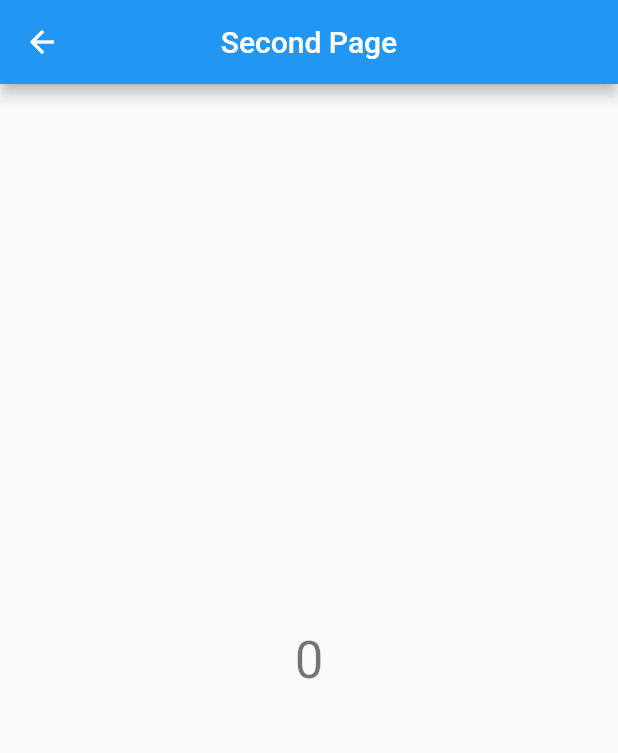
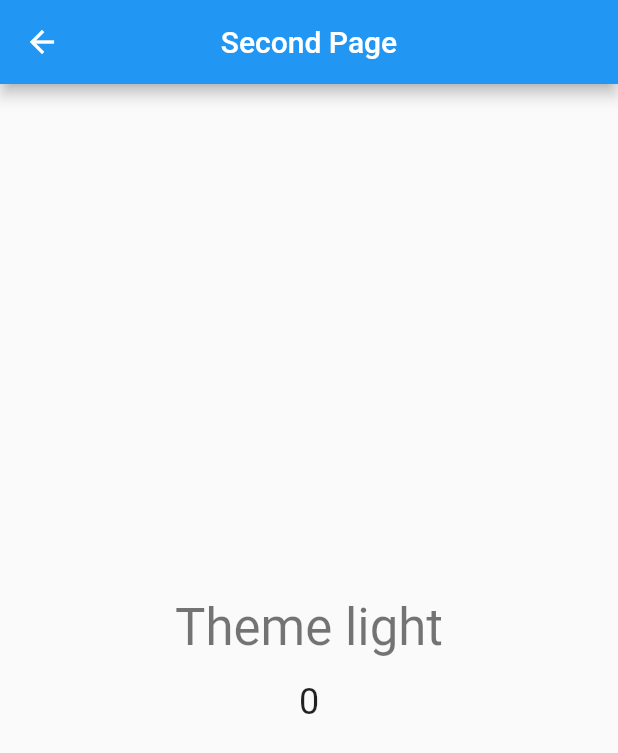
Before and after one commit to tduongtad1304/theme_switch, a Flutter app: the screen it shows after launch, after a tap on "Move to next page", on a phone screen of 412 x 824 dp. Shown: the top 753 px of the screen. Run offline on Flutter 3.47's test engine with Material 2 defaults, Android fonts, the phone set to English and light mode, and no system bars; our stand-ins replace bloc, equatable, flutter_bloc, flutter_switch.

Commit message:
modify cubit to cubit with BlocListener

```diff
--- a/lib/main.dart
+++ b/lib/main.dart
@@ -21,9 +21,13 @@ class MyApp extends StatelessWidget {
           create: (context) => ThemeCubit(),
         ),
         BlocProvider(
-          create: (context) =>
-              CounterCubit(themeCubit: BlocProvider.of<ThemeCubit>(context)),
+          create: (context) => CounterCubit(),
         ),
+        // BlocProvider(
+        //   create: (context) =>
+        //       CounterCubit(themeCubit: BlocProvider.of<ThemeCubit>(context)),
+        // ),
+        //for using StreamSubscription with instance of ThemeCubit
       ],
       child: BlocConsumer<ThemeCubit, ThemeState>(
         listener: (context, state) => debugPrint(
--- a/lib/views/home.dart
+++ b/lib/views/home.dart
@@ -69,7 +69,7 @@ class _MyHomePageState extends State<MyHomePage> {
             Text(
               'Switched Theme to ' +
                   context
-                      .watch<ThemeCubit>()
+                      .read<ThemeCubit>()
                       .state
                       .theme
                       .toString()
@@ -84,9 +84,25 @@ class _MyHomePageState extends State<MyHomePage> {
             Text('Click on the switch to change theme to ' +
                 (_isChanged ? 'LIGHT' : 'DARK')),
             const SizedBox(height: 16),
-            Text(
-              'Random value: ${context.read<CounterCubit>().state.counterValue}',
-              style: Theme.of(context).textTheme.headline6,
+            //just rebuild Text widget to see the value change when using StreamSubscription
+            // Text(
+            //   'Random value: ${context.read<CounterCubit>().state.counterValue}',
+            //   style: Theme.of(context).textTheme.headline6,
+            // ),
+
+            //just rebuild Text widget to see the value change when using BlocListeners
+            BlocListener<ThemeCubit, ThemeState>(
+              listener: (context, state) {
+                if (state.theme == AppTheme.light) {
+                  context.read<CounterCubit>().increment(80);
+                } else if (state.theme == AppTheme.dark) {
+                  context.read<CounterCubit>().decrement(70);
+                }
+              },
+              child: Text(
+                'Random value: ${context.read<CounterCubit>().state.counterValue}',
+                style: Theme.of(context).textTheme.headline6,
+              ),
             ),
             const SizedBox(height: 16),
             ElevatedButton(
--- a/lib/views/second.dart
+++ b/lib/views/second.dart
@@ -3,14 +3,9 @@ import 'package:flutter_bloc/flutter_bloc.dart';
 
 import 'package:theme_switch/cubit/cubit.dart';
 
-class SecondPage extends StatefulWidget {
+class SecondPage extends StatelessWidget {
   const SecondPage({Key? key}) : super(key: key);
 
-  @override
-  State<SecondPage> createState() => _SecondPageState();
-}
-
-class _SecondPageState extends State<SecondPage> {
   @override
   Widget build(BuildContext context) {
     return Scaffold(
@@ -23,8 +18,22 @@ class _SecondPageState extends State<SecondPage> {
         mainAxisAlignment: MainAxisAlignment.center,
         children: [
           Text(
+            'Theme ' +
+                context
+                    .read<ThemeCubit>()
+                    .state
+                    .theme
+                    .toString()
+                    .split('.')
+                    .last
+                    .split(')')
+                    .first,
+            style: Theme.of(context).textTheme.headline4,
+          ),
+          const SizedBox(height: 16),
+          Text(
             context.read<CounterCubit>().state.counterValue.toString(),
-            style: Theme.of(context).textTheme.headline4,
+            style: Theme.of(context).textTheme.headline5,
           ),
         ],
       )),
```
Also changed, not shown: lib/cubit/counter/counter_cubit.dart (+42 -18 lines).
